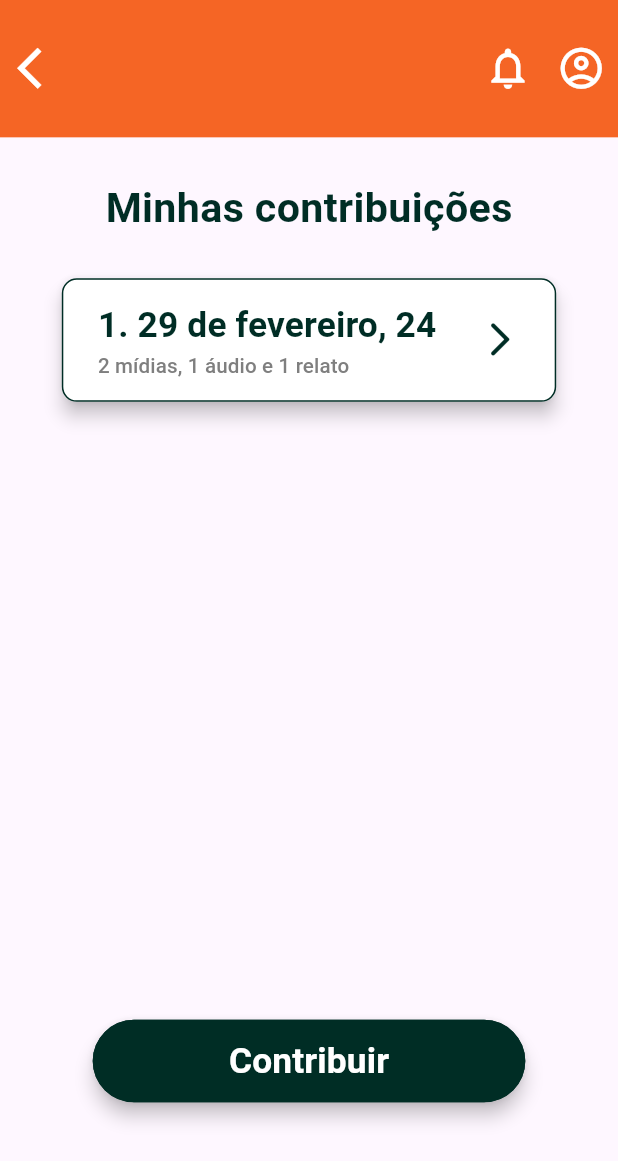
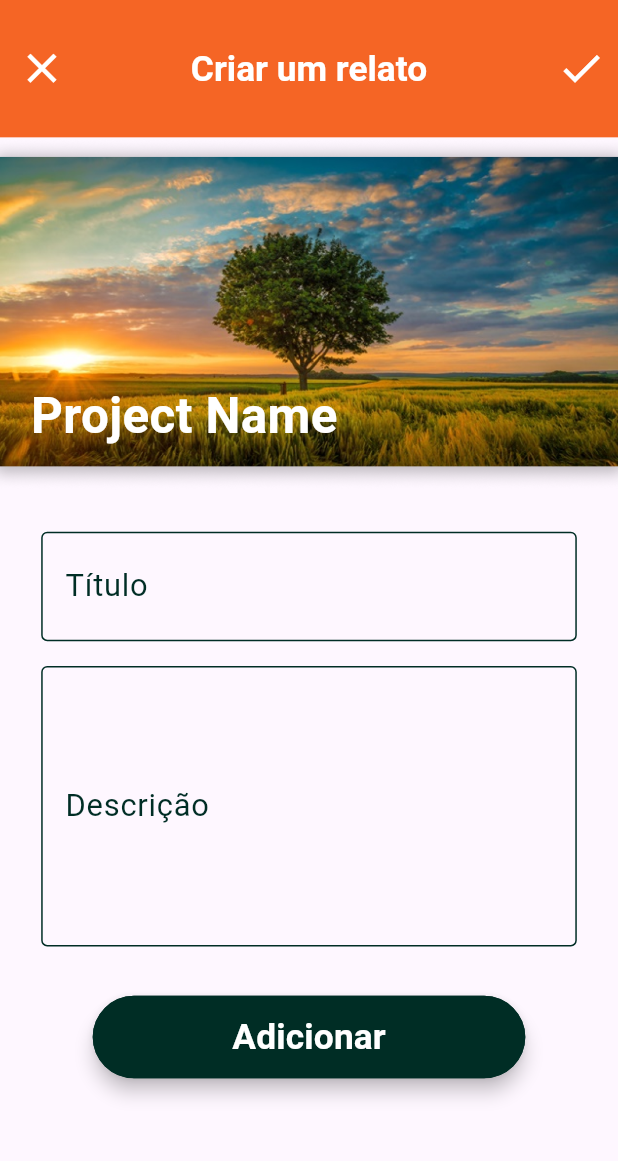
Before and after one commit to VidaColetiva/VidaColetiva, a Flutter app: the EventsPageV2 screen opened by its route, after a tap on "Contribuir", on a phone screen of 412 x 824 dp. Shown: the top 1161 px of the screen. Run offline on Flutter 3.47's test engine with Material 3 defaults, Android fonts, the phone set to English and light mode, and no system bars; our stand-ins replace carousel_slider, convex_bottom_bar.

Commit message:
mudanças esteticas e novo fluxo de adição de relato

```diff
--- a/lib/main.dart
+++ b/lib/main.dart
@@ -1,5 +1,6 @@
 import 'package:flutter/material.dart';
 import 'package:vidacoletiva/resources/assets/colour_pallete.dart';
+import 'package:vidacoletiva/views/add_event_page.dart';
 import 'package:vidacoletiva/views/events_page.dart';
 import 'package:vidacoletiva/views/events_page_v2.dart';
 import 'package:vidacoletiva/views/home_page.dart';
@@ -26,6 +27,7 @@ class VidaColetiva extends StatelessWidget {
         '/events': (context) => const EventsPage(),
         '/project': (context) => const ProjectPage(),
         '/events_v2': (context) => const EventsPageV2(),
+        '/add_event': (context) => const AddEventPage(),
       },
     );
   }
--- /dev/null
+++ b/lib/resources/widgets/add_app_bar.dart
@@ -0,0 +1,54 @@
+import 'package:flutter/material.dart';
+import '../assets/colour_pallete.dart';
+
+class DiagonalLinePainter extends CustomPainter {
+  @override
+  void paint(Canvas canvas, Size size) {
+    final paint = Paint()
+      ..color = Colors.white // Cor da linha
+      ..strokeWidth = 2.0;   // Espessura da linha
+
+    // Desenhar uma linha diagonal
+    canvas.drawLine(
+      Offset(0, 0),          // Começo da linha (canto superior esquerdo)
+      Offset(size.width, size.height), // Fim da linha (canto inferior direito)
+      paint,
+    );
+  }
+
+  @override
+  bool shouldRepaint(covariant CustomPainter oldDelegate) {
+    return false;
+  }
+}
+
+AppBar addAppBar(BuildContext context){
+  return AppBar(
+    centerTitle: true,
+    leading: IconButton(
+      icon: const Icon(Icons.close),
+      iconSize: MediaQuery.of(context).size.height/25,
+      color: AppColors.white,
+      onPressed: (){Navigator.pop(context);},
+    ),
+    toolbarHeight: MediaQuery.of(context).size.height/9,
+    title: Text(
+      'Criar um relato',
+      style: TextStyle(
+        color: AppColors.white,
+        fontSize: MediaQuery.of(context).size.height/35,
+        fontWeight: FontWeight.bold,
+      ),
+    ),
+    backgroundColor: AppColors.primaryOrange,
+    actions: [
+      IconButton(
+        icon: const Icon(Icons.check),
+        iconSize: MediaQuery.of(context).size.height/25,
+        color: AppColors.white,
+        onPressed: (){},
+      ),
+
+    ],
+  );
+}
--- /dev/null
+++ b/lib/views/add_event_page.dart
@@ -0,0 +1,211 @@
+import 'package:flutter/material.dart';
+import 'package:vidacoletiva/resources/widgets/add_app_bar.dart';
+
+import '../resources/assets/colour_pallete.dart';
+import '../resources/widgets/main_app_bar.dart';
+
+class AddEventPage extends StatefulWidget {
+  const AddEventPage({super.key});
+
+  @override
+  State<AddEventPage> createState() => _AddEventPageState();
+}
+
+class _AddEventPageState extends State<AddEventPage> {
+  @override
+  Widget build(BuildContext context) {
+    return Scaffold(
+      appBar: addAppBar(context),
+      body: SingleChildScrollView(
+        child: Column(
+          children: [
+            leadingImage(),
+            Padding(
+              padding: EdgeInsets.all(MediaQuery.of(context).size.height/30),
+              child: addEventForm(),
+            ),
+          ],
+        ),
+      ),
+    );
+  }
+
+  Widget leadingImage(){
+    return Stack(
+      children: [
+        Container(
+          height: MediaQuery.of(context).size.height/3.5,
+          decoration: BoxDecoration(
+            image: DecorationImage(
+              image: AssetImage('lib/resources/assets/images/stock-image.png'),
+              fit: BoxFit.cover,
+            ),
+          ),
+        ),
+        Positioned(
+          bottom: 10,
+          left: 0,
+          right: 0,
+          child: Padding(
+            padding: EdgeInsets.only(
+                bottom: MediaQuery.of(context).size.height/50,
+                left: MediaQuery.of(context).size.width/20
+            ),
+            child: Text(
+                'Project Name',
+                style: TextStyle(
+                    color: Colors.white,
+                    fontSize: MediaQuery.of(context).size.height/25,
+                    fontWeight: FontWeight.bold
+                )
+            ),
+          ),
+        )
+      ],
+    );
+  }
+
+  Widget addEventForm(){
+    return Column(
+      children: [
+        TextFormField(
+          cursorColor: AppColors.darkGreen,
+          style: TextStyle(
+            color: AppColors.darkGreen,
+            fontSize: MediaQuery.of(context).size.height/30,
+          ),
+          decoration: InputDecoration(
+            labelText: 'Título',
+            labelStyle: TextStyle(
+              color: AppColors.darkGreen,
+              fontSize: MediaQuery.of(context).size.height/40,
+            ),
+            focusedBorder: OutlineInputBorder(
+              borderSide: BorderSide(
+                color: AppColors.darkGreen,
+                width: 2,
+              ),
+            ),
+            enabledBorder: OutlineInputBorder(
+              borderSide: BorderSide(
+                color: AppColors.darkGreen,
+                width: 1,
+              ),
+            ),
+          ),
+        ),
+        Padding(
+          padding: EdgeInsets.symmetric(vertical: MediaQuery.of(context).size.height/50),
+          child: TextFormField(
+            cursorColor: AppColors.darkGreen,
+            maxLines: 5,
+            style: TextStyle(
+              color: AppColors.darkGreen,
+              fontSize: MediaQuery.of(context).size.height/40,
+            ),
+            decoration: InputDecoration(
+              labelText: 'Descrição',
+              labelStyle: TextStyle(
+                color: AppColors.darkGreen,
+                fontSize: MediaQuery.of(context).size.height/40,
+              ),
+              focusedBorder: OutlineInputBorder(
+                borderSide: BorderSide(
+                  color: AppColors.darkGreen,
+                  width: 2,
+                ),
+              ),
+              enabledBorder: OutlineInputBorder(
+                borderSide: BorderSide(
+                  color: AppColors.darkGreen,
+                  width: 1,
+                ),
+              ),
+            ),
+          ),
+        ),
+        Padding(
+          padding: EdgeInsets.symmetric(vertical: MediaQuery.of(context).size.height/50),
+          child: ElevatedButton(
+            style: ElevatedButton.styleFrom(
+              elevation: 5,
+              fixedSize: Size(MediaQuery.of(context).size.width * 0.7, MediaQuery.of(context).size.height/15),
+              backgroundColor: AppColors.darkGreen,
+              side: BorderSide(
+                color: AppColors.darkGreen,
+                width: 1,
+              ),
+              shape: RoundedRectangleBorder(
+                borderRadius: BorderRadius.circular(50),
+              ),
+            ),
+            onPressed: (){
+              actions(context);
+            },
+            child: Text(
+                'Adicionar',
+                style: TextStyle(
+                  color: AppColors.white,
+                  fontSize: MediaQuery.of(context).size.height/35,
+                  fontWeight: FontWeight.bold,
+                )
+            ),
+          ),
+        ),
+      ],
+    );
+  }
+  actions(BuildContext context){
+    Text actionsText(String text){
+      return Text(
+          text,
+          style: TextStyle(
+            color: AppColors.darkGreen,
+            fontSize: MediaQuery.of(context).size.height/60,
+            fontWeight: FontWeight.bold,
+          )
+      );
+    }
+
+    buttonText(IconData icon, String text){
+      return ElevatedButton.icon(
+        style: ElevatedButton.styleFrom(
+          elevation: 5,
+          fixedSize: Size(MediaQuery.of(context).size.width, MediaQuery.of(context).size.height/15),
+          backgroundColor: AppColors.white,
+          side: BorderSide(
+            color: AppColors.darkGreen,
+            width: 1,
+          ),
+          shape: RoundedRectangleBorder(
+            borderRadius: BorderRadius.circular(50),
+          ),
+        ),
+        icon: Icon(icon, color: AppColors.darkGreen,),
+        onPressed: (){},
+        label: actionsText(text),
+      );
+    }
+
+    return showDialog(
+      context: context,
+      builder: (BuildContext context) => AlertDialog(
+        content: Column(
+          mainAxisSize: MainAxisSize.max,
+          mainAxisAlignment: MainAxisAlignment.spaceAround,
+          children: [
+            buttonText(Icons.check_circle_outline, 'Escolha única'),
+            buttonText(Icons.check_box_outlined, 'Escolha múltipla'),
+            buttonText(Icons.linear_scale_outlined, 'Escala'),
+            buttonText(Icons.edit_note, 'Pergunta simples'),
+            buttonText(Icons.text_fields, 'Relato'),
+            buttonText(Icons.mic, 'Áudio'),
+            buttonText(Icons.image, 'Imagem'),
+
+
+          ],
+        ),
+      )
+    );
+  }
+}
--- a/lib/views/events_page_v2.dart
+++ b/lib/views/events_page_v2.dart
@@ -91,6 +91,7 @@ class _EventsPageV2State extends State<EventsPageV2> {
                   ),
                 ),
                 onPressed: (){
+                  Navigator.pushNamed(context, '/add_event');
                 },
                 child: Text(
                     'Contribuir',
--- a/lib/views/home_page.dart
+++ b/lib/views/home_page.dart
@@ -130,7 +130,7 @@ class _HomePageState extends State<HomePage> {
                 left: MediaQuery.of(context).size.width/10,
               ),
               child: Text(
-                  'Minhas Contribuições',
+                  'Meus projetos',
                   style: TextStyle(fontSize: MediaQuery.of(context).size.height/30, fontWeight: FontWeight.bold)
               ),
             )
```
Also changed, not shown: lib/views/events_page.dart (+20 -65 lines), lib/views/project_page.dart (+45 -0 lines), 1 other file.
